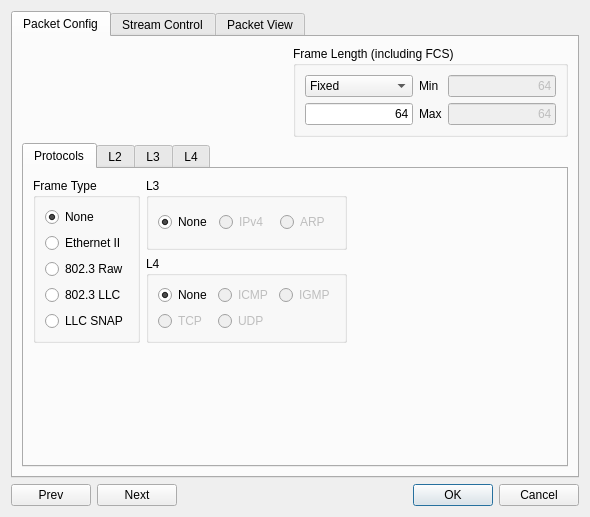
First picture: the form in client/streamconfigdialog.ui, repository pstavirs/ostinato, before the edit.
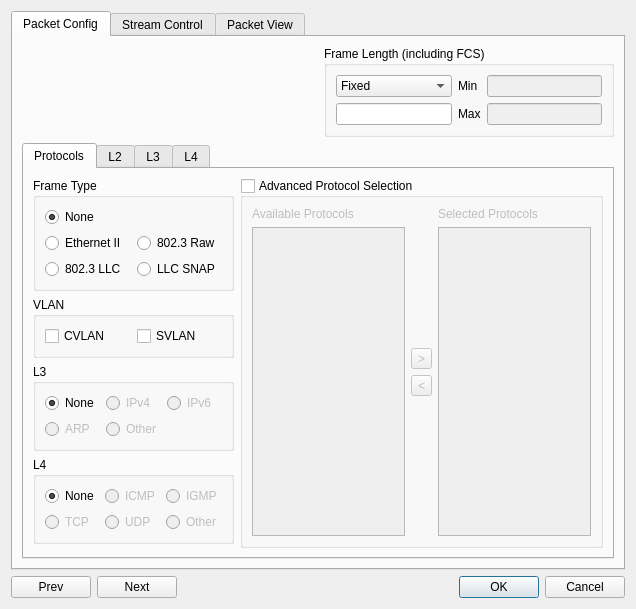
Second picture: the form after the edit. Icons and pictures are not drawn. Custom widgets are drawn as their Qt base class.

Diff of the .ui file:
```diff
--- a/client/streamconfigdialog.ui
+++ b/client/streamconfigdialog.ui
@@ -8,8 +8,8 @@
    <rect>
     <x>0</x>
     <y>0</y>
-    <width>590</width>
-    <height>517</height>
+    <width>636</width>
+    <height>589</height>
    </rect>
   </property>
   <property name="windowTitle" >
@@ -29,8 +29,8 @@
   <property name="modal" >
    <bool>true</bool>
   </property>
-  <layout class="QGridLayout" >
-   <item row="0" column="0" >
+  <layout class="QVBoxLayout" >
+   <item>
     <widget class="QTabWidget" name="twTopLevel" >
      <property name="toolTip" >
       <string/>
@@ -98,8 +98,11 @@
             <property name="enabled" >
              <bool>false</bool>
             </property>
+            <property name="inputMask" >
+             <string>0099; </string>
+            </property>
             <property name="text" >
-             <string>64</string>
+             <string/>
             </property>
             <property name="maxLength" >
              <number>32767</number>
@@ -111,8 +114,11 @@
           </item>
           <item row="1" column="0" >
            <widget class="QLineEdit" name="lePktLen" >
+            <property name="inputMask" >
+             <string/>
+            </property>
             <property name="text" >
-             <string>64</string>
+             <string/>
             </property>
             <property name="maxLength" >
              <number>32767</number>
@@ -134,8 +140,11 @@
             <property name="enabled" >
              <bool>false</bool>
             </property>
+            <property name="inputMask" >
+             <string>0099; </string>
+            </property>
             <property name="text" >
-             <string>64</string>
+             <string/>
             </property>
             <property name="maxLength" >
              <number>32767</number>
@@ -157,14 +166,16 @@
           <attribute name="title" >
            <string>Protocols</string>
           </attribute>
-          <layout class="QGridLayout" >
-           <item rowspan="2" row="0" column="0" >
+          <layout class="QHBoxLayout" >
+           <item>
+            <layout class="QVBoxLayout" >
+             <item>
             <widget class="QGroupBox" name="gbFrameType" >
              <property name="title" >
               <string>Frame Type</string>
              </property>
-             <layout class="QVBoxLayout" >
-              <item>
+               <layout class="QGridLayout" >
+                <item row="0" column="0" >
                <widget class="QRadioButton" name="rbFtNone" >
                 <property name="text" >
                  <string>None</string>
@@ -174,7 +185,7 @@
                 </property>
                </widget>
               </item>
-              <item>
+                <item row="1" column="0" >
                <widget class="QRadioButton" name="rbFtEthernet2" >
                 <property name="text" >
                  <string>Ethernet II</string>
@@ -184,14 +195,14 @@
                 </property>
                </widget>
               </item>
-              <item>
+                <item row="1" column="1" >
                <widget class="QRadioButton" name="rbFt802Dot3Raw" >
                 <property name="text" >
                  <string>802.3 Raw</string>
                 </property>
                </widget>
               </item>
-              <item>
+                <item row="2" column="0" >
                <widget class="QRadioButton" name="rbFt802Dot3Llc" >
                 <property name="text" >
                  <string>802.3 LLC</string>
@@ -201,7 +212,7 @@
                 </property>
                </widget>
               </item>
-              <item>
+                <item row="2" column="1" >
                <widget class="QRadioButton" name="rbFtLlcSnap" >
                 <property name="text" >
                  <string>LLC SNAP</string>
@@ -211,13 +222,51 @@
              </layout>
             </widget>
            </item>
-           <item row="0" column="1" >
+             <item>
+              <widget class="QGroupBox" name="gbVlan" >
+               <property name="enabled" >
+                <bool>true</bool>
+               </property>
+               <property name="title" >
+                <string>VLAN</string>
+               </property>
+               <property name="checkable" >
+                <bool>false</bool>
+               </property>
+               <property name="checked" >
+                <bool>false</bool>
+               </property>
+               <layout class="QHBoxLayout" >
+                <item>
+                 <widget class="QCheckBox" name="cbCVlan" >
+                  <property name="enabled" >
+                   <bool>true</bool>
+                  </property>
+                  <property name="text" >
+                   <string>CVLAN</string>
+                  </property>
+                 </widget>
+                </item>
+                <item>
+                 <widget class="QCheckBox" name="cbSVlan" >
+                  <property name="enabled" >
+                   <bool>true</bool>
+                  </property>
+                  <property name="text" >
+                   <string>SVLAN</string>
+                  </property>
+                 </widget>
+                </item>
+               </layout>
+              </widget>
+             </item>
+             <item>
             <widget class="QGroupBox" name="gbL3Proto" >
              <property name="title" >
               <string>L3</string>
              </property>
-             <layout class="QHBoxLayout" >
-              <item>
+               <layout class="QGridLayout" >
+                <item row="0" column="0" >
                <widget class="QRadioButton" name="rbL3None" >
                 <property name="text" >
                  <string>None</string>
@@ -227,7 +276,7 @@
                 </property>
                </widget>
               </item>
-              <item>
+                <item row="0" column="1" >
                <widget class="QRadioButton" name="rbL3Ipv4" >
                 <property name="enabled" >
                  <bool>false</bool>
@@ -240,7 +289,17 @@
                 </property>
                </widget>
               </item>
-              <item>
+                <item row="0" column="2" >
+                 <widget class="QRadioButton" name="rbL3Ipv6" >
+                  <property name="enabled" >
+                   <bool>false</bool>
+                  </property>
+                  <property name="text" >
+                   <string>IPv6</string>
+                  </property>
+                 </widget>
+                </item>
+                <item row="1" column="0" >
                <widget class="QRadioButton" name="rbL3Arp" >
                 <property name="enabled" >
                  <bool>false</bool>
@@ -250,10 +309,20 @@
                 </property>
                </widget>
               </item>
-             </layout>
-            </widget>
-           </item>
            <item row="1" column="1" >
+                 <widget class="QRadioButton" name="rbL3Other" >
+                  <property name="enabled" >
+                   <bool>false</bool>
+                  </property>
+                  <property name="text" >
+                   <string>Other</string>
+                  </property>
+                 </widget>
+                </item>
+               </layout>
+              </widget>
+             </item>
+             <item>
             <widget class="QGroupBox" name="gbL4Proto" >
              <property name="title" >
               <string>L4</string>
@@ -309,34 +378,124 @@
                 </property>
                </widget>
               </item>
-             </layout>
-            </widget>
-           </item>
-           <item row="2" column="1" >
-            <spacer>
-             <property name="orientation" >
-              <enum>Qt::Vertical</enum>
-             </property>
-             <property name="sizeHint" >
-              <size>
-               <width>20</width>
-               <height>40</height>
-              </size>
-             </property>
-            </spacer>
-           </item>
            <item row="1" column="2" >
+                 <widget class="QRadioButton" name="rbL4Other" >
+                  <property name="enabled" >
+                   <bool>false</bool>
+                  </property>
+                  <property name="text" >
+                   <string>Other</string>
+                  </property>
+                 </widget>
+                </item>
+               </layout>
+              </widget>
+             </item>
+             <item>
             <spacer>
              <property name="orientation" >
-              <enum>Qt::Horizontal</enum>
+                <enum>Qt::Vertical</enum>
              </property>
              <property name="sizeHint" >
               <size>
-               <width>40</width>
-               <height>20</height>
+                 <width>182</width>
+                 <height>16</height>
               </size>
              </property>
             </spacer>
+             </item>
+            </layout>
+           </item>
+           <item>
+            <widget class="QGroupBox" name="groupBox" >
+             <property name="title" >
+              <string>Advanced Protocol Selection</string>
+             </property>
+             <property name="checkable" >
+              <bool>true</bool>
+             </property>
+             <property name="checked" >
+              <bool>false</bool>
+             </property>
+             <layout class="QHBoxLayout" >
+              <item>
+               <layout class="QHBoxLayout" >
+                <item>
+                 <layout class="QVBoxLayout" >
+                  <item>
+                   <widget class="QLabel" name="label" >
+                    <property name="text" >
+                     <string>Available Protocols</string>
+                    </property>
+                   </widget>
+                  </item>
+                  <item>
+                   <widget class="QListView" name="lvAllProtocols" />
+                  </item>
+                 </layout>
+                </item>
+                <item>
+                 <layout class="QVBoxLayout" >
+                  <item>
+                   <spacer>
+                    <property name="orientation" >
+                     <enum>Qt::Vertical</enum>
+                    </property>
+                    <property name="sizeHint" >
+                     <size>
+                      <width>20</width>
+                      <height>40</height>
+                     </size>
+                    </property>
+                   </spacer>
+                  </item>
+                  <item>
+                   <widget class="QToolButton" name="toolButton" >
+                    <property name="text" >
+                     <string>></string>
+                    </property>
+                   </widget>
+                  </item>
+                  <item>
+                   <widget class="QToolButton" name="toolButton_2" >
+                    <property name="text" >
+                     <string>&lt;</string>
+                    </property>
+                   </widget>
+                  </item>
+                  <item>
+                   <spacer>
+                    <property name="orientation" >
+                     <enum>Qt::Vertical</enum>
+                    </property>
+                    <property name="sizeHint" >
+                     <size>
+                      <width>20</width>
+                      <height>40</height>
+                     </size>
+                    </property>
+                   </spacer>
+                  </item>
+                 </layout>
+                </item>
+                <item>
+                 <layout class="QVBoxLayout" >
+                  <item>
+                   <widget class="QLabel" name="label_2" >
+                    <property name="text" >
+                     <string>Selected Protocols</string>
+                    </property>
+                   </widget>
+                  </item>
+                  <item>
+                   <widget class="QListView" name="lvSelectedProtocols" />
+                  </item>
+                 </layout>
+                </item>
+               </layout>
+              </item>
+             </layout>
+            </widget>
            </item>
           </layout>
          </widget>
@@ -743,7 +902,7 @@
      </widget>
     </widget>
    </item>
-   <item row="1" column="0" >
+   <item>
     <layout class="QHBoxLayout" >
      <item>
       <widget class="QPushButton" name="pbPrev" >
```
Left out of the diff: 49 changed lines with no effect on the pictures. Lines whose indentation alone changed are shown as unchanged.
